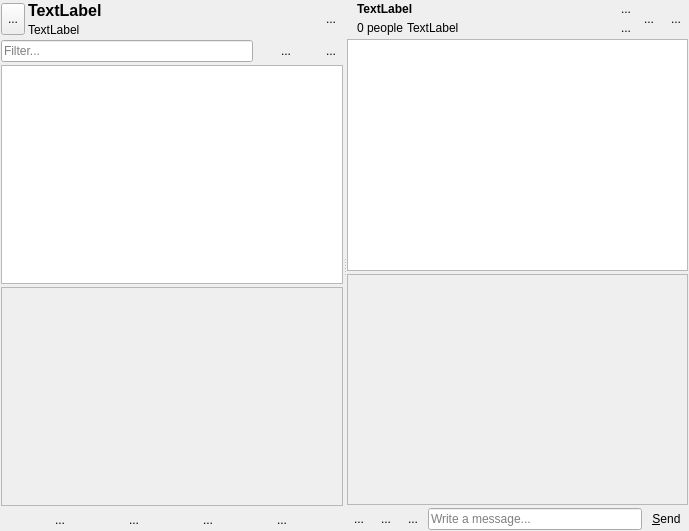
The window that qofia/untitled.ui (envsh/tox-homeserver) describes before a commit, drawn with Qt 5.
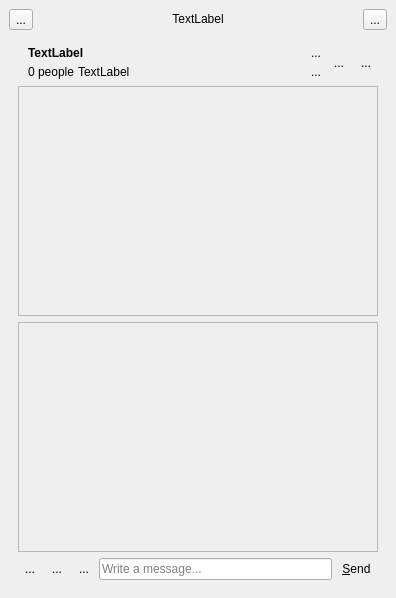
The same window after the commit. The open tabs and pages were chosen to show the change. Icons and pictures are not drawn.

Commit message: ui switch mobile friendly. android hidpi fix.

The edit to the form file:
```diff
--- a/qofia/untitled.ui
+++ b/qofia/untitled.ui
@@ -6,8 +6,8 @@
    <rect>
     <x>0</x>
     <y>0</y>
-    <width>689</width>
-    <height>531</height>
+    <width>396</width>
+    <height>598</height>
    </rect>
   </property>
   <property name="windowTitle">
@@ -15,31 +15,65 @@
   </property>
   <widget class="QWidget" name="centralwidget">
    <layout class="QVBoxLayout" name="verticalLayout_6">
-    <property name="spacing">
-     <number>1</number>
-    </property>
-    <property name="leftMargin">
-     <number>1</number>
-    </property>
-    <property name="topMargin">
-     <number>1</number>
-    </property>
-    <property name="rightMargin">
-     <number>1</number>
-    </property>
-    <property name="bottomMargin">
-     <number>1</number>
-    </property>
     <item>
-     <widget class="QSplitter" name="splitter">
-      <property name="orientation">
-       <enum>Qt::Horizontal</enum>
+     <layout class="QHBoxLayout" name="horizontalLayout_7">
+      <item>
+       <widget class="QToolButton" name="toolButton_11">
+        <property name="focusPolicy">
+         <enum>Qt::NoFocus</enum>
+        </property>
+        <property name="text">
+         <string>...</string>
+        </property>
+        <property name="icon">
+         <iconset resource="rcc.qrc">
+          <normaloff>:/icons/barbuttonicon_back_gray64.png</normaloff>:/icons/barbuttonicon_back_gray64.png</iconset>
+        </property>
+       </widget>
+      </item>
+      <item>
+       <widget class="QLabel" name="label">
+        <property name="text">
+         <string>TextLabel</string>
+        </property>
+        <property name="alignment">
+         <set>Qt::AlignCenter</set>
+        </property>
+        <property name="textInteractionFlags">
+         <set>Qt::LinksAccessibleByMouse|Qt::TextSelectableByMouse</set>
+        </property>
+       </widget>
+      </item>
+      <item>
+       <widget class="QToolButton" name="toolButton_12">
+        <property name="focusPolicy">
+         <enum>Qt::NoFocus</enum>
+        </property>
+        <property name="text">
+         <string>...</string>
+        </property>
+        <property name="icon">
+         <iconset resource="rcc.qrc">
+          <normaloff>:/icons/barbuttonicon_forward_gray64.png</normaloff>:/icons/barbuttonicon_forward_gray64.png</iconset>
+        </property>
+       </widget>
+      </item>
+     </layout>
+    </item>
+    <item>
+     <widget class="QStackedWidget" name="stackedWidget">
+      <property name="currentIndex">
+       <number>1</number>
       </property>
-      <widget class="QWidget" name="layoutWidget">
-       <layout class="QVBoxLayout" name="verticalLayout_2">
-        <property name="spacing">
-         <number>3</number>
-        </property>
+      <widget class="QWidget" name="page_3">
+       <layout class="QVBoxLayout" name="verticalLayout_11">
+        <item>
+         <widget class="QWidget" name="widget" native="true"/>
+        </item>
+       </layout>
+      </widget>
+      <widget class="QWidget" name="page">
+       <layout class="QVBoxLayout" name="verticalLayout_5">
         <item>
          <layout class="QHBoxLayout" name="horizontalLayout">
           <property name="spacing">
@@ -53,6 +87,9 @@
               <height>32</height>
              </size>
             </property>
+            <property name="focusPolicy">
+             <enum>Qt::NoFocus</enum>
+            </property>
             <property name="text">
              <string>...</string>
             </property>
@@ -169,39 +206,10 @@
          <widget class="QListWidget" name="listWidget_2"/>
         </item>
         <item>
-         <widget class="QScrollArea" name="scrollArea">
-          <property name="widgetResizable">
-           <bool>true</bool>
+         <widget class="QListWidget" name="listWidget">
+          <property name="alternatingRowColors">
+           <bool>false</bool>
           </property>
-          <widget class="QWidget" name="scrollAreaWidgetContents">
-           <property name="geometry">
-            <rect>
-             <x>0</x>
-             <y>0</y>
-             <width>310</width>
-             <height>201</height>
-            </rect>
-           </property>
-           <layout class="QVBoxLayout" name="verticalLayout_9">
-            <item>
-             <layout class="QVBoxLayout" name="verticalLayout_10">
-              <item>
-               <spacer name="verticalSpacer_2">
-                <property name="orientation">
-                 <enum>Qt::Vertical</enum>
-                </property>
-                <property name="sizeHint" stdset="0">
-                 <size>
-                  <width>20</width>
-                  <height>40</height>
-                 </size>
-                </property>
-               </spacer>
-              </item>
-             </layout>
-            </item>
-           </layout>
-          </widget>
          </widget>
         </item>
         <item>
@@ -269,11 +277,8 @@
         </item>
        </layout>
       </widget>
-      <widget class="QWidget" name="layoutWidget">
-       <layout class="QVBoxLayout" name="verticalLayout_5">
-        <property name="spacing">
-         <number>3</number>
-        </property>
+      <widget class="QWidget" name="page_2">
+       <layout class="QVBoxLayout" name="verticalLayout_2">
         <item>
          <layout class="QHBoxLayout" name="horizontalLayout_5">
           <property name="spacing">
@@ -461,13 +466,6 @@
           </item>
          </layout>
         </item>
-        <item>
-         <widget class="QListWidget" name="listWidget">
-          <property name="alternatingRowColors">
-           <bool>false</bool>
-          </property>
-         </widget>
-        </item>
         <item>
          <widget class="QScrollArea" name="scrollArea_2">
           <property name="horizontalScrollBarPolicy">
@@ -481,8 +479,8 @@
             <rect>
              <x>0</x>
              <y>0</y>
-             <width>364</width>
-             <height>216</height>
+             <width>368</width>
+             <height>214</height>
             </rect>
            </property>
            <layout class="QVBoxLayout" name="verticalLayout_3">
@@ -507,6 +505,42 @@
           </widget>
          </widget>
         </item>
+        <item>
+         <widget class="QScrollArea" name="scrollArea">
+          <property name="widgetResizable">
+           <bool>true</bool>
+          </property>
+          <widget class="QWidget" name="scrollAreaWidgetContents">
+           <property name="geometry">
+            <rect>
+             <x>0</x>
+             <y>0</y>
+             <width>368</width>
+             <height>214</height>
+            </rect>
+           </property>
+           <layout class="QVBoxLayout" name="verticalLayout_9">
+            <item>
+             <layout class="QVBoxLayout" name="verticalLayout_10">
+              <item>
+               <spacer name="verticalSpacer_2">
+                <property name="orientation">
+                 <enum>Qt::Vertical</enum>
+                </property>
+                <property name="sizeHint" stdset="0">
+                 <size>
+                  <width>20</width>
+                  <height>40</height>
+                 </size>
+                </property>
+               </spacer>
+              </item>
+             </layout>
+            </item>
+           </layout>
+          </widget>
+         </widget>
+        </item>
         <item>
          <layout class="QHBoxLayout" name="horizontalLayout_6">
           <property name="spacing">
```
The commit also changes 6 other files.
